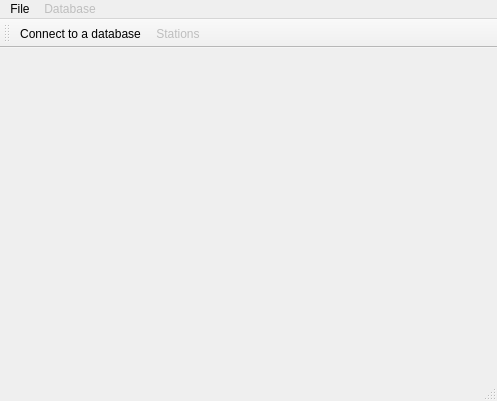
Qt form MainWindow.ui (cykusz/rejestr) before a commit.
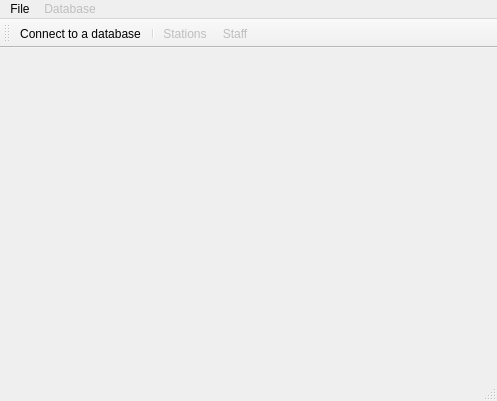
The same form after that commit. Icons and pictures are not drawn.

Commit message: staff manager

```diff
--- a/MainWindow.ui
+++ b/MainWindow.ui
@@ -52,7 +52,9 @@
     <bool>false</bool>
    </attribute>
    <addaction name="actionConnect_to_a_database"/>
+   <addaction name="separator"/>
    <addaction name="actionStations"/>
+   <addaction name="actionStaff"/>
   </widget>
   <widget class="QStatusBar" name="statusBar"/>
   <action name="actionConnect_to_a_database">
@@ -76,6 +78,18 @@
     <string>Stations</string>
    </property>
   </action>
+  <action name="actionStaff">
+   <property name="enabled">
+    <bool>false</bool>
+   </property>
+   <property name="icon">
+    <iconset resource="resources.qrc">
+     <normaloff>:/icons/staff_ico.png</normaloff>:/icons/staff_ico.png</iconset>
+   </property>
+   <property name="text">
+    <string>Staff</string>
+   </property>
+  </action>
  </widget>
  <layoutdefault spacing="6" margin="11"/>
  <resources>
```
Left out of the diff: 1 changed line with no effect on the pictures. The commit also changes 10 other files.
